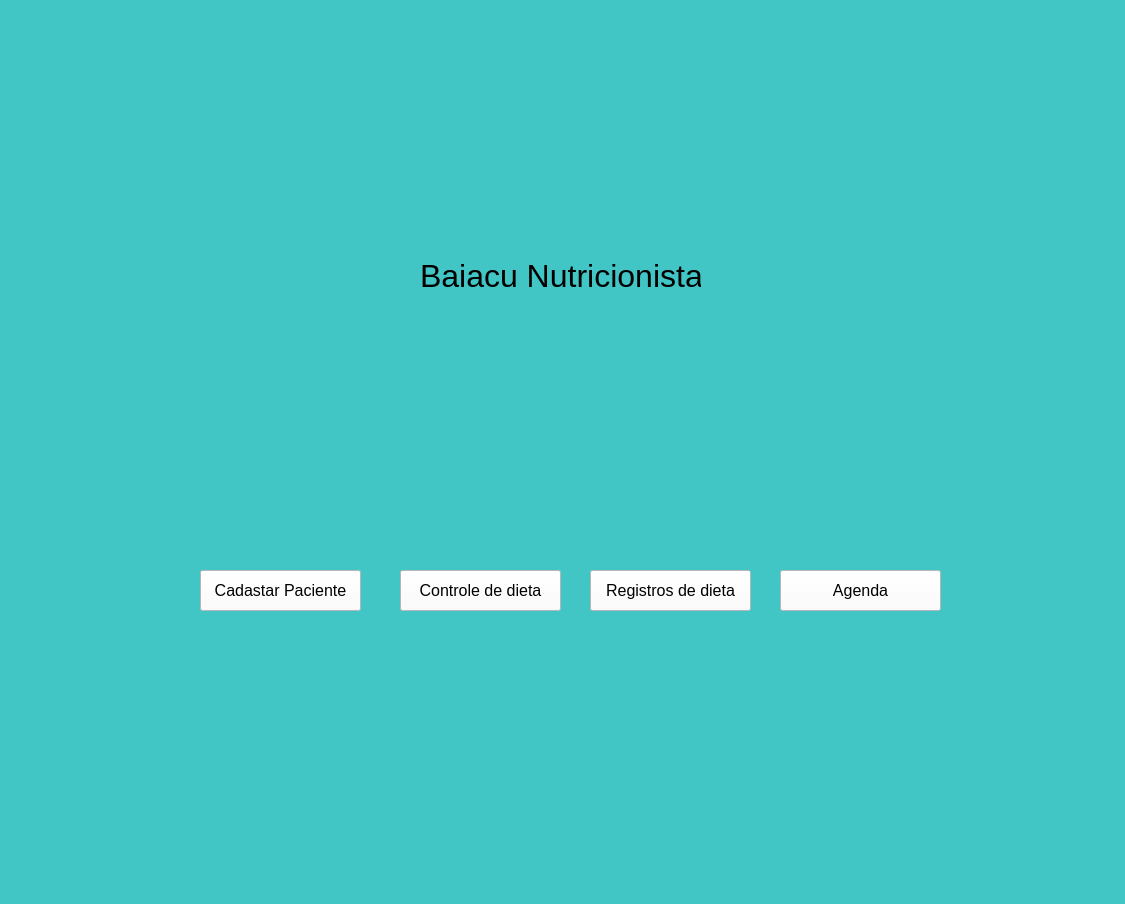
This is Nutricionista/telaInicio/Tela_Inicial.ui in Gustav0Oliveira/Qt-designer as Qt 5 draws it before an edit. The edited form follows.
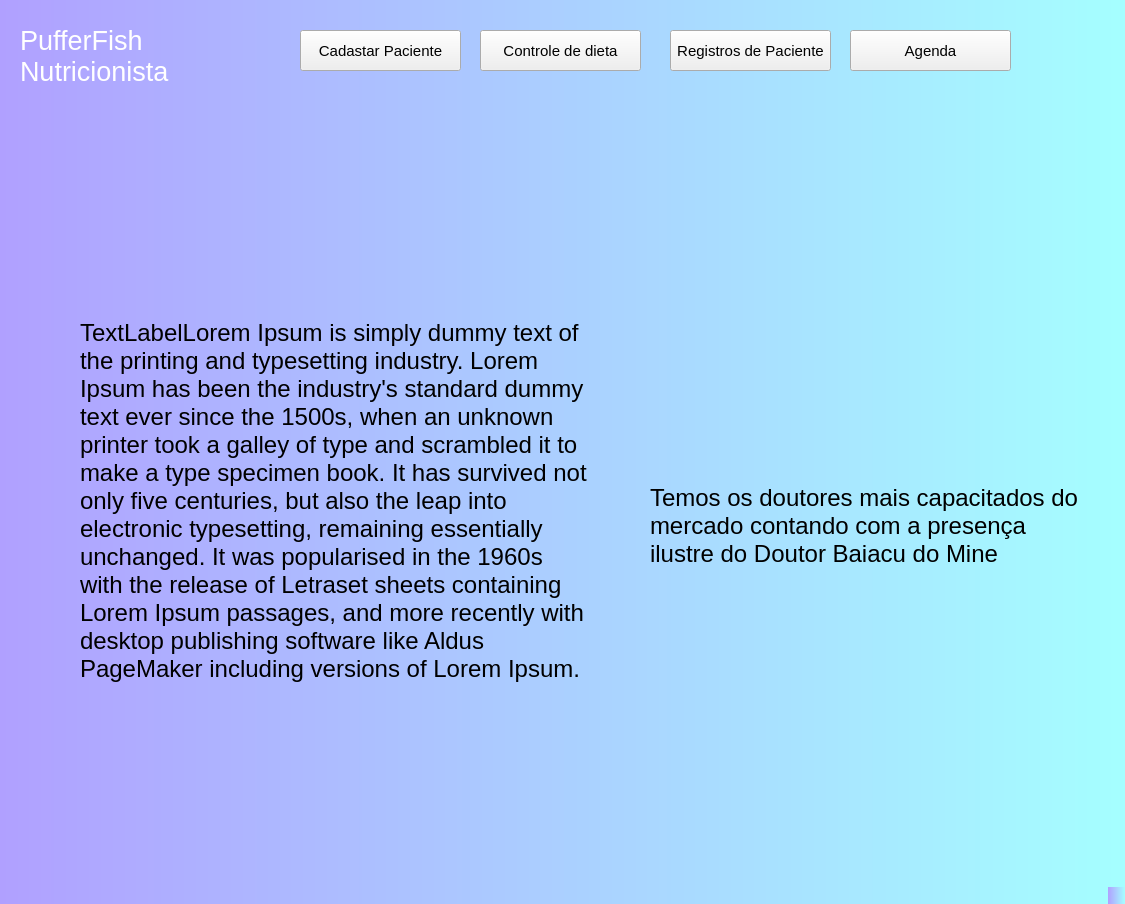
This is the edited form. Icons and pictures are not drawn.

Patch:
```diff
--- a/Nutricionista/telaInicio/Tela_Inicial.ui
+++ b/Nutricionista/telaInicio/Tela_Inicial.ui
@@ -15,18 +15,21 @@
   </property>
   <property name="styleSheet">
    <string notr="true">font: &quot;Arial&quot;;
-background-color: rgb(65, 197, 197);</string>
+background-color: qlineargradient(spread:pad, x1:0, y1:0, x2:1, y2:0, stop:0 rgba(176, 160, 255, 255), stop:1 rgba(165, 255, 255, 255));</string>
   </property>
   <widget class="QWidget" name="centralwidget">
    <widget class="QLabel" name="label">
     <property name="geometry">
      <rect>
-      <x>470</x>
-      <y>50</y>
+      <x>870</x>
+      <y>290</y>
       <width>161</width>
-      <height>191</height>
+      <height>161</height>
      </rect>
     </property>
+    <property name="styleSheet">
+     <string notr="true">background-color: none;</string>
+    </property>
     <property name="text">
      <string/>
     </property>
@@ -37,26 +40,37 @@
    <widget class="QLabel" name="label_2">
     <property name="geometry">
      <rect>
-      <x>420</x>
-      <y>230</y>
-      <width>281</width>
+      <x>20</x>
+      <y>10</y>
+      <width>271</width>
       <height>91</height>
      </rect>
     </property>
     <property name="font">
      <font>
-      <pointsize>24</pointsize>
+      <pointsize>20</pointsize>
+      <weight>50</weight>
+      <italic>false</italic>
+      <bold>false</bold>
+      <kerning>true</kerning>
      </font>
     </property>
+    <property name="styleSheet">
+     <string notr="true">background-color: none;
+color: rgb(255, 255, 255);</string>
+    </property>
     <property name="text">
-     <string>Baiacu Nutricionista</string>
+     <string>PufferFish Nutricionista</string>
+    </property>
+    <property name="wordWrap">
+     <bool>true</bool>
     </property>
    </widget>
    <widget class="QPushButton" name="pushButton_cadastroPaciente">
     <property name="geometry">
      <rect>
-      <x>200</x>
-      <y>570</y>
+      <x>300</x>
+      <y>30</y>
       <width>161</width>
       <height>41</height>
      </rect>
@@ -64,14 +78,14 @@
     <property name="font">
      <font>
       <family>Arial</family>
-      <pointsize>12</pointsize>
+      <pointsize>11</pointsize>
      </font>
     </property>
     <property name="cursor">
      <cursorShape>PointingHandCursor</cursorShape>
     </property>
     <property name="styleSheet">
-     <string notr="true">background-color: rgb(255, 255, 255);</string>
+     <string notr="true">background-color: none;</string>
     </property>
     <property name="text">
      <string>Cadastar Paciente</string>
@@ -80,8 +94,8 @@
    <widget class="QPushButton" name="pushButton_controlDiteta">
     <property name="geometry">
      <rect>
-      <x>400</x>
-      <y>570</y>
+      <x>480</x>
+      <y>30</y>
       <width>161</width>
       <height>41</height>
      </rect>
@@ -89,14 +103,14 @@
     <property name="font">
      <font>
       <family>Arial</family>
-      <pointsize>12</pointsize>
+      <pointsize>11</pointsize>
      </font>
     </property>
     <property name="cursor">
      <cursorShape>PointingHandCursor</cursorShape>
     </property>
     <property name="styleSheet">
-     <string notr="true">background-color: rgb(255, 255, 255);</string>
+     <string notr="true">background-color: none;</string>
     </property>
     <property name="text">
      <string>Controle de dieta</string>
@@ -105,8 +119,8 @@
    <widget class="QPushButton" name="pushButton_registroDieta">
     <property name="geometry">
      <rect>
-      <x>590</x>
-      <y>570</y>
+      <x>670</x>
+      <y>30</y>
       <width>161</width>
       <height>41</height>
      </rect>
@@ -114,24 +128,24 @@
     <property name="font">
      <font>
       <family>Arial</family>
-      <pointsize>12</pointsize>
+      <pointsize>11</pointsize>
      </font>
     </property>
     <property name="cursor">
      <cursorShape>PointingHandCursor</cursorShape>
     </property>
     <property name="styleSheet">
-     <string notr="true">background-color: rgb(255, 255, 255);</string>
+     <string notr="true">background-color: none;</string>
     </property>
     <property name="text">
-     <string>Registros de dieta</string>
+     <string>Registros de Paciente</string>
     </property>
    </widget>
    <widget class="QPushButton" name="pushButton_agenda">
     <property name="geometry">
      <rect>
-      <x>780</x>
-      <y>570</y>
+      <x>850</x>
+      <y>30</y>
       <width>161</width>
       <height>41</height>
      </rect>
@@ -139,19 +153,67 @@
     <property name="font">
      <font>
       <family>Arial</family>
-      <pointsize>12</pointsize>
+      <pointsize>11</pointsize>
      </font>
     </property>
     <property name="cursor">
      <cursorShape>PointingHandCursor</cursorShape>
     </property>
     <property name="styleSheet">
-     <string notr="true">background-color: rgb(255, 255, 255);</string>
+     <string notr="true">background-color: none;</string>
     </property>
     <property name="text">
      <string>Agenda</string>
     </property>
    </widget>
+   <widget class="QLabel" name="label_3">
+    <property name="geometry">
+     <rect>
+      <x>80</x>
+      <y>300</y>
+      <width>511</width>
+      <height>401</height>
+     </rect>
+    </property>
+    <property name="font">
+     <font>
+      <pointsize>18</pointsize>
+     </font>
+    </property>
+    <property name="styleSheet">
+     <string notr="true">background-color: none;</string>
+    </property>
+    <property name="text">
+     <string>TextLabelLorem Ipsum is simply dummy text of the printing and typesetting industry. Lorem Ipsum has been the industry's standard dummy text ever since the 1500s, when an unknown printer took a galley of type and scrambled it to make a type specimen book. It has survived not only five centuries, but also the leap into electronic typesetting, remaining essentially unchanged. It was popularised in the 1960s with the release of Letraset sheets containing Lorem Ipsum passages, and more recently with desktop publishing software like Aldus PageMaker including versions of Lorem Ipsum.</string>
+    </property>
+    <property name="wordWrap">
+     <bool>true</bool>
+    </property>
+   </widget>
+   <widget class="QLabel" name="label_4">
+    <property name="geometry">
+     <rect>
+      <x>650</x>
+      <y>470</y>
+      <width>431</width>
+      <height>111</height>
+     </rect>
+    </property>
+    <property name="font">
+     <font>
+      <pointsize>18</pointsize>
+     </font>
+    </property>
+    <property name="styleSheet">
+     <string notr="true">background-color: none;</string>
+    </property>
+    <property name="text">
+     <string>Temos os doutores mais capacitados do mercado contando com a presença ilustre do Doutor Baiacu do Mine</string>
+    </property>
+    <property name="wordWrap">
+     <bool>true</bool>
+    </property>
+   </widget>
   </widget>
   <widget class="QMenuBar" name="menubar">
    <property name="geometry">
```
Left out of the diff: 4 changed lines with no effect on the pictures.
